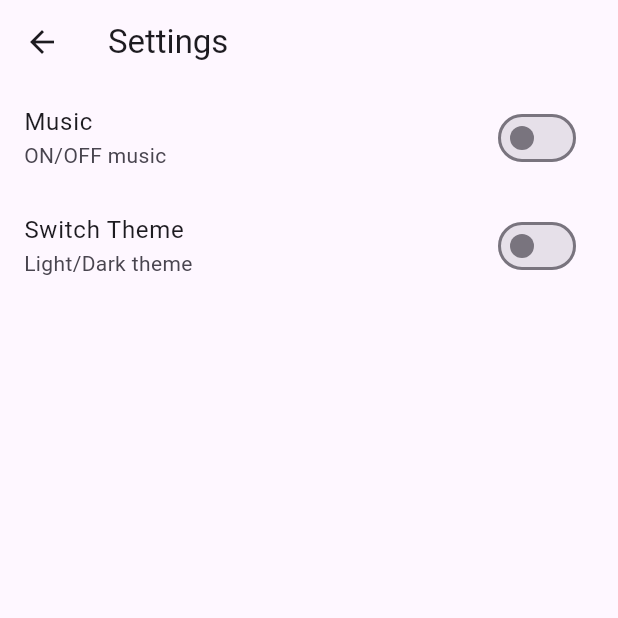
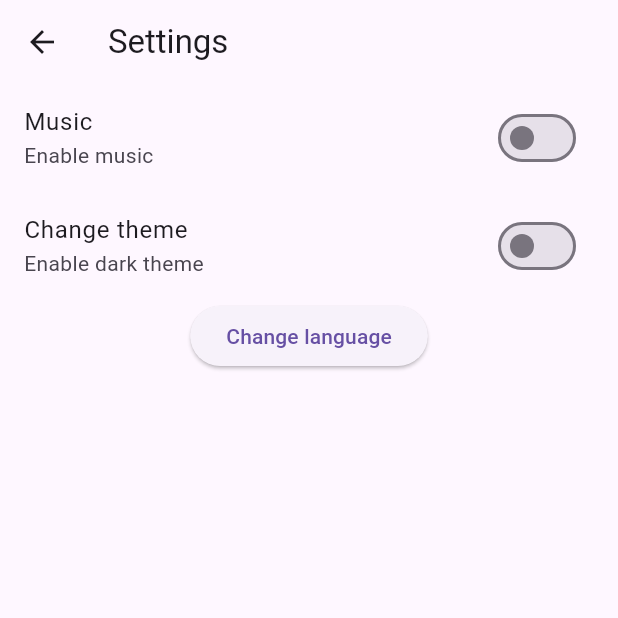
Before and after one commit to detla4796/Detlingo, a Flutter app: the screen it shows after launch, after a tap on "Settings", on a phone screen of 412 x 824 dp, the top half of it. Run offline on Flutter 3.47's test engine with Material 3 defaults, Android fonts, the phone set to English and light mode, and no system bars; our stand-ins replace just_audio, shared_preferences.

Commit message:
Add switch theme, localization(not final version)

```diff
--- /dev/null
+++ b/l10n.yaml
@@ -0,0 +1,5 @@
+synthetic-package: false
+arb-dir: lib/l10n
+template-arb-file: app_en.arb
+output-localization-file: s.dart
+output-dir: lib/generated
--- /dev/null
+++ b/lib/l10n/app_en.arb
@@ -0,0 +1,11 @@
+{
+    "@@locale" : "en",
+    "titleSettings" : "Settings",
+    "@titleSettings" : {},
+    "music" : "Music",
+    "@music" : {},
+    "theme" : "Change theme",
+    "@theme" : {},
+    "language" : "Change language",
+    "@language" : {}
+}
--- a/lib/main.dart
+++ b/lib/main.dart
@@ -1,8 +1,20 @@
 import 'package:flutter/material.dart';
+import 'package:flutter_localizations/flutter_localizations.dart';
+import 'package:provider/provider.dart';
 import 'menu.dart';
+import 'settings.dart';
+import 'generated/s.dart';
 
 void main() {
-  runApp(const MainApp());
+  runApp(
+    MultiProvider(
+      providers: [
+        ChangeNotifierProvider(create: (_) => ThemeProvider()),
+        ChangeNotifierProvider(create: (_) => LocaleProvider()),
+      ],
+      child: const MainApp(),
+    ),
+  );
 }
 
 class MainApp extends StatelessWidget {
@@ -10,14 +22,22 @@ class MainApp extends StatelessWidget {
 
   @override
   Widget build(BuildContext context) {
+    final theme = Provider.of<ThemeProvider>(context).themeMode;
+    final locale = Provider.of<LocaleProvider>(context).locale;
     return MaterialApp(
       debugShowCheckedModeBanner: false,
       title: 'Language Learning App',
-      theme: ThemeData(
-        colorScheme: ColorScheme.light(
-          primary: Colors.green,
-        ),
-      ),
+      theme: ThemeData.light(),
+      darkTheme: ThemeData.dark(),
+      themeMode: theme,
+      locale: locale,
+      supportedLocales: [Locale('en'), Locale('ru')],
+      localizationsDelegates: [
+        AppLocalizations.delegate,
+        GlobalMaterialLocalizations.delegate,
+        GlobalCupertinoLocalizations.delegate,
+        GlobalWidgetsLocalizations.delegate,
+      ],
       home: MenuScreen(),
     );
   }
--- a/lib/settings.dart
+++ b/lib/settings.dart
@@ -1,5 +1,27 @@
 import 'package:flutter/material.dart';
 import 'package:just_audio/just_audio.dart';
+import 'package:lessons_app/generated/s.dart';
+import 'package:provider/provider.dart';
+
+class ThemeProvider with ChangeNotifier {
+  ThemeMode _themeMode = ThemeMode.light;
+  ThemeMode get themeMode => _themeMode;
+
+  void toggleTheme(isDark) {
+    _themeMode = isDark ? ThemeMode.dark : ThemeMode.light;
+    notifyListeners();
+  }
+}
+
+class LocaleProvider with ChangeNotifier {
+  Locale _locale = Locale('en');
+  Locale get locale => _locale;
+
+  void toggleLocale() {
+    _locale = _locale.languageCode == 'en' ? Locale('ru') : Locale('en');
+    notifyListeners();
+  }
+}
 
 class Settings extends StatefulWidget {
   const Settings({super.key});
@@ -11,7 +33,6 @@ class Settings extends StatefulWidget {
 class _SettingsState extends State<Settings> {
   final AudioPlayer audioPlayer = AudioPlayer();
   bool _isMusicEnabled = false;
-  bool _isDarkThemeEnabled = false;
 
   @override
   void initState() {
@@ -25,17 +46,18 @@ class _SettingsState extends State<Settings> {
 
   @override
   Widget build(BuildContext context) {
-    return Theme(
-      data: _isDarkThemeEnabled ? ThemeData.dark() : ThemeData.light(),
-      child: Scaffold(
+    final theme = Provider.of<ThemeProvider>(context);
+    bool isDark = theme.themeMode == ThemeMode.dark;
+    final locale = Provider.of<LocaleProvider>(context);
+    return Scaffold(
         appBar: AppBar(
           title: Text('Settings'),
         ),
         body: Column(
           children: [
             SwitchListTile(
-              title: Text('Music'),
-              subtitle: Text('ON/OFF music'),
+              title: Text(AppLocalizations.of(context)!.music),
+              subtitle: Text('Enable music'),
               value: _isMusicEnabled,
               onChanged: (value) {
                 setState(() {
@@ -50,18 +72,24 @@ class _SettingsState extends State<Settings> {
               },
             ),
             SwitchListTile(
-              title: Text('Switch Theme'),
-              subtitle: Text('Light/Dark theme'),
-              value: _isDarkThemeEnabled,
+              title: Text(AppLocalizations.of(context)!.theme),
+              subtitle: Text('Enable dark theme'),
+              value: isDark,
               onChanged: (value) {
                 setState(() {
-                  _isDarkThemeEnabled = value;
+                  isDark = value;
+                  theme.toggleTheme(isDark);
                 });
               },
-            )
+            ),
+            ElevatedButton(
+              onPressed: () {
+                locale.toggleLocale();
+              },
+              child: Text(AppLocalizations.of(context)!.language),
+            ),
           ],
         ),
-      ),
     );
   }
 }
--- a/pubspec.yaml
+++ b/pubspec.yaml
@@ -10,7 +10,11 @@ dependencies:
   flutter:
     sdk: flutter
   shared_preferences: ^2.5.3
+  provider: ^6.0.5
   just_audio: ^0.10.0
+  flutter_localizations:
+    sdk: flutter
+  intl: any
 
 dev_dependencies:
   flutter_test:
@@ -19,6 +23,7 @@ dev_dependencies:
 
 flutter:
   uses-material-design: true
+  generate: true
   assets:
     - image/
     - audio/
```
Also changed, not shown: lib/l10n/app_ru.arb (added, +7 -0 lines), lib/generated/s.dart (added), lib/generated/s_en.dart (added), lib/generated/s_ru.dart (added), pubspec.lock.
